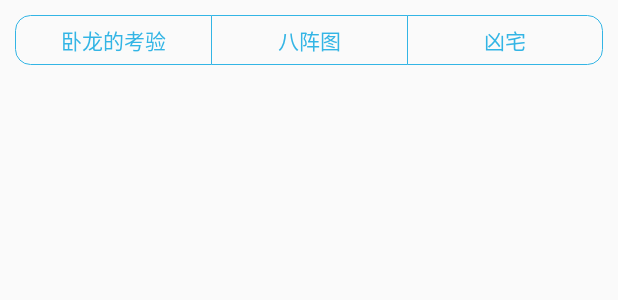
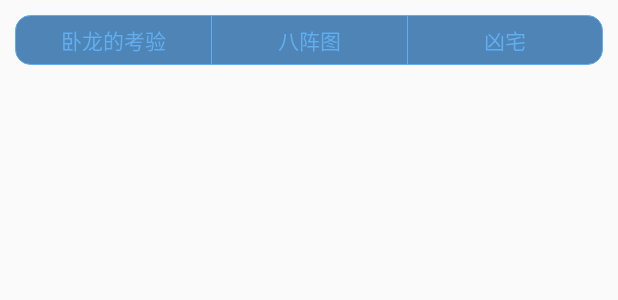
Before and after one commit to sorcerer310/BK42AndroidManager, an Android app: the layout activity_main.xml on its own in the app's theme, with its tools: preview values and no code run, on a phone screen of 412 x 824 dp. Shown: the top 300 px of the screen. Run offline under Robolectric (Android 15) with nearby library versions, the phone set to English and light mode, and no system bars.

Commit message:
修改了SegmentControl的颜色

```diff
--- a/app/src/main/res/values/colors.xml
+++ b/app/src/main/res/values/colors.xml
@@ -1,5 +1,7 @@
 <?xml version="1.0" encoding="utf-8"?>
 <resources>
-    <color name="radio_button_selected_color">#ff33b5e5</color>
-    <color name="radio_button_unselected_color">@android:color/transparent</color>
+    <!--<color name="radio_button_selected_color">#ff33b5e5</color>-->
+    <!--<color name="radio_button_unselected_color">@android:color/transparent</color>-->
+    <color name="radio_button_selected_color">#ff61aded</color>
+    <color name="radio_button_unselected_color">#ff4f84b7</color>
 </resources>
--- a/app/src/main/res/values/dimens.xml
+++ b/app/src/main/res/values/dimens.xml
@@ -1,5 +1,5 @@
 <resources>
     <!-- Default screen margins, per the Android Design guidelines. -->
-    <dimen name="radio_button_conner_radius">5dp</dimen>
+    <dimen name="radio_button_conner_radius">3dp</dimen>
     <dimen name="radio_button_stroke_border">1dp</dimen>
 </resources>
```
